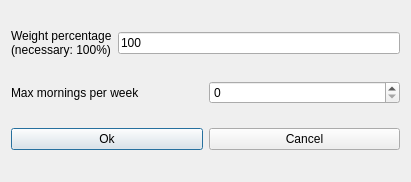
This is fet/src/interface/modifyconstraintteachersmaxmorningsperweekform_template.ui in vonmecheln/fet as Qt 5 draws it before an edit. The edited form follows.
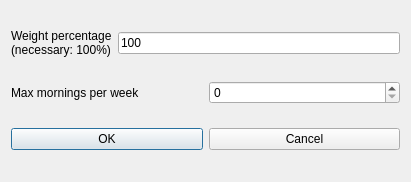
This is the edited form.

```diff
--- a/fet/src/interface/modifyconstraintteachersmaxmorningsperweekform_template.ui
+++ b/fet/src/interface/modifyconstraintteachersmaxmorningsperweekform_template.ui
@@ -70,7 +70,7 @@
      <item>
       <widget class="QPushButton" name="okPushButton">
        <property name="text">
-        <string>Ok</string>
+        <string>OK</string>
        </property>
       </widget>
      </item>
```
